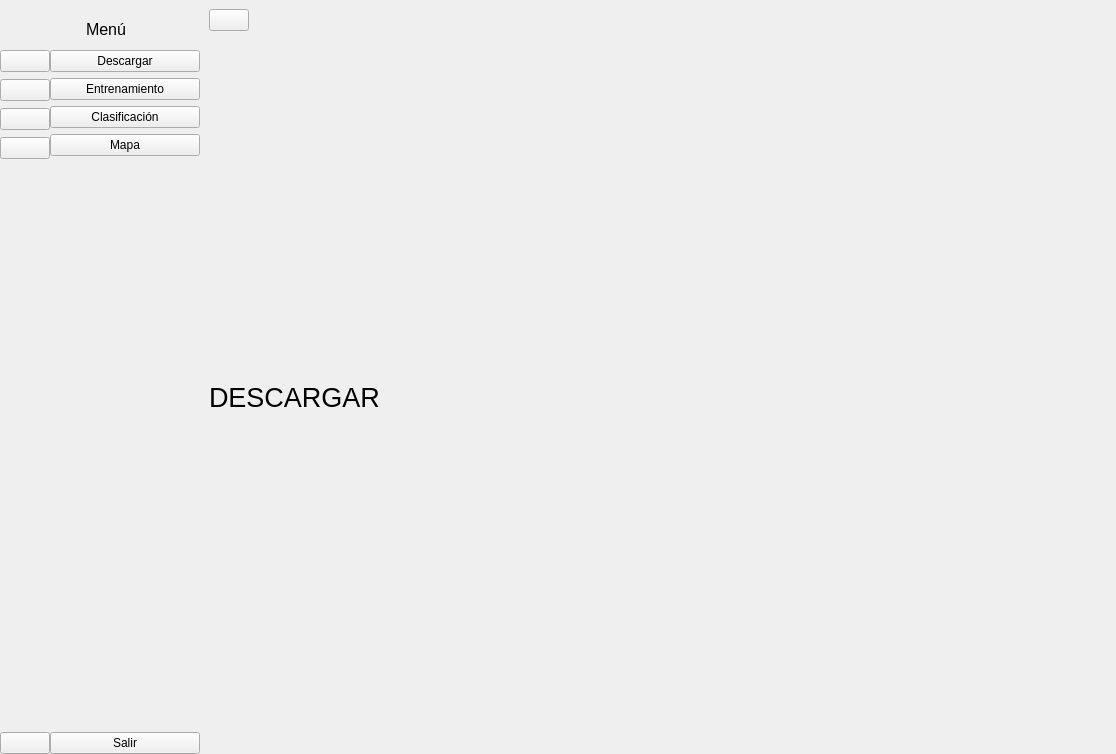
Liixxn/ETEN, file index.ui: the form before one commit.
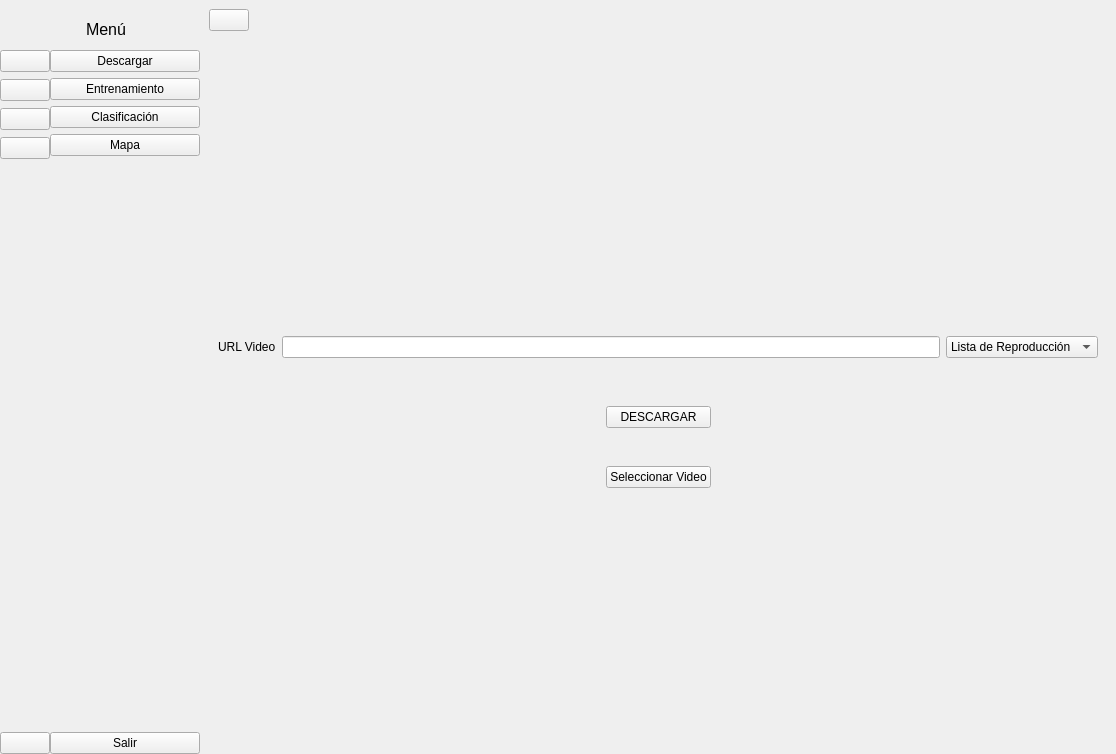
The form after the commit. The open tabs and pages were chosen to show the change. Icons and pictures are not drawn.

Commit message: ventana descarga

The edit to the form file:
```diff
--- a/index.ui
+++ b/index.ui
@@ -442,18 +442,153 @@
       <widget class="QWidget" name="pagina_descarga">
        <layout class="QGridLayout" name="gridLayout_2">
         <item row="0" column="0">
-         <widget class="QLabel" name="label">
-          <property name="font">
-           <font>
-            <pointsize>20</pointsize>
-           </font>
+         <widget class="QWidget" name="widgetSuperior" native="true">
+          <layout class="QHBoxLayout" name="horizontalLayout_18"/>
+         </widget>
+        </item>
+        <item row="1" column="0">
+         <widget class="QWidget" name="widgetCentral" native="true">
+          <property name="maximumSize">
+           <size>
+            <width>16777215</width>
+            <height>200</height>
+           </size>
           </property>
-          <property name="text">
-           <string>DESCARGAR</string>
-          </property>
-          <property name="scaledContents">
-           <bool>false</bool>
-          </property>
+          <layout class="QGridLayout" name="gridLayout_7">
+           <property name="leftMargin">
+            <number>0</number>
+           </property>
+           <property name="topMargin">
+            <number>0</number>
+           </property>
+           <property name="rightMargin">
+            <number>0</number>
+           </property>
+           <property name="bottomMargin">
+            <number>0</number>
+           </property>
+           <property name="spacing">
+            <number>0</number>
+           </property>
+           <item row="0" column="0">
+            <widget class="QWidget" name="widgetURL" native="true">
+             <property name="maximumSize">
+              <size>
+               <width>16777215</width>
+               <height>100</height>
+              </size>
+             </property>
+             <layout class="QGridLayout" name="gridLayout_10">
+              <item row="0" column="0">
+               <layout class="QHBoxLayout" name="horizontalLayout_22">
+                <item>
+                 <widget class="QLabel" name="labelURL">
+                  <property name="text">
+                   <string>URL Video</string>
+                  </property>
+                 </widget>
+                </item>
+                <item>
+                 <widget class="QLineEdit" name="lineEditURL"/>
+                </item>
+                <item>
+                 <widget class="QComboBox" name="comboBoxElegir">
+                  <item>
+                   <property name="text">
+                    <string>Lista de Reproducción</string>
+                   </property>
+                  </item>
+                  <item>
+                   <property name="text">
+                    <string>Video</string>
+                   </property>
+                  </item>
+                 </widget>
+                </item>
+               </layout>
+              </item>
+             </layout>
+            </widget>
+           </item>
+           <item row="1" column="0">
+            <widget class="QWidget" name="widgetBotones" native="true">
+             <property name="maximumSize">
+              <size>
+               <width>16777215</width>
+               <height>100</height>
+              </size>
+             </property>
+             <layout class="QGridLayout" name="gridLayout_9">
+              <item row="0" column="0">
+               <layout class="QHBoxLayout" name="horizontalLayout_24">
+                <item>
+                 <spacer name="horizontalSpacer_10">
+                  <property name="orientation">
+                   <enum>Qt::Horizontal</enum>
+                  </property>
+                  <property name="sizeHint" stdset="0">
+                   <size>
+                    <width>338</width>
+                    <height>20</height>
+                   </size>
+                  </property>
+                 </spacer>
+                </item>
+                <item>
+                 <layout class="QVBoxLayout" name="verticalLayout_7">
+                  <item>
+                   <widget class="QPushButton" name="BotonDescargar">
+                    <property name="text">
+                     <string>DESCARGAR</string>
+                    </property>
+                   </widget>
+                  </item>
+                  <item>
+                   <spacer name="verticalSpacer_5">
+                    <property name="orientation">
+                     <enum>Qt::Vertical</enum>
+                    </property>
+                    <property name="sizeHint" stdset="0">
+                     <size>
+                      <width>20</width>
+                      <height>17</height>
+                     </size>
+                    </property>
+                   </spacer>
+                  </item>
+                  <item>
+                   <widget class="QPushButton" name="BotonSeleccionar">
+                    <property name="text">
+                     <string>Seleccionar Video</string>
+                    </property>
+                   </widget>
+                  </item>
+                 </layout>
+                </item>
+                <item>
+                 <spacer name="horizontalSpacer_11">
+                  <property name="orientation">
+                   <enum>Qt::Horizontal</enum>
+                  </property>
+                  <property name="sizeHint" stdset="0">
+                   <size>
+                    <width>358</width>
+                    <height>20</height>
+                   </size>
+                  </property>
+                 </spacer>
+                </item>
+               </layout>
+              </item>
+             </layout>
+            </widget>
+           </item>
+          </layout>
+         </widget>
+        </item>
+        <item row="2" column="0">
+         <widget class="QWidget" name="widgetInferior" native="true">
+          <layout class="QHBoxLayout" name="horizontalLayout_23"/>
          </widget>
         </item>
        </layout>
```
Left out of the diff: 378 changed lines with no effect on the pictures. The commit also changes 2 other files.
